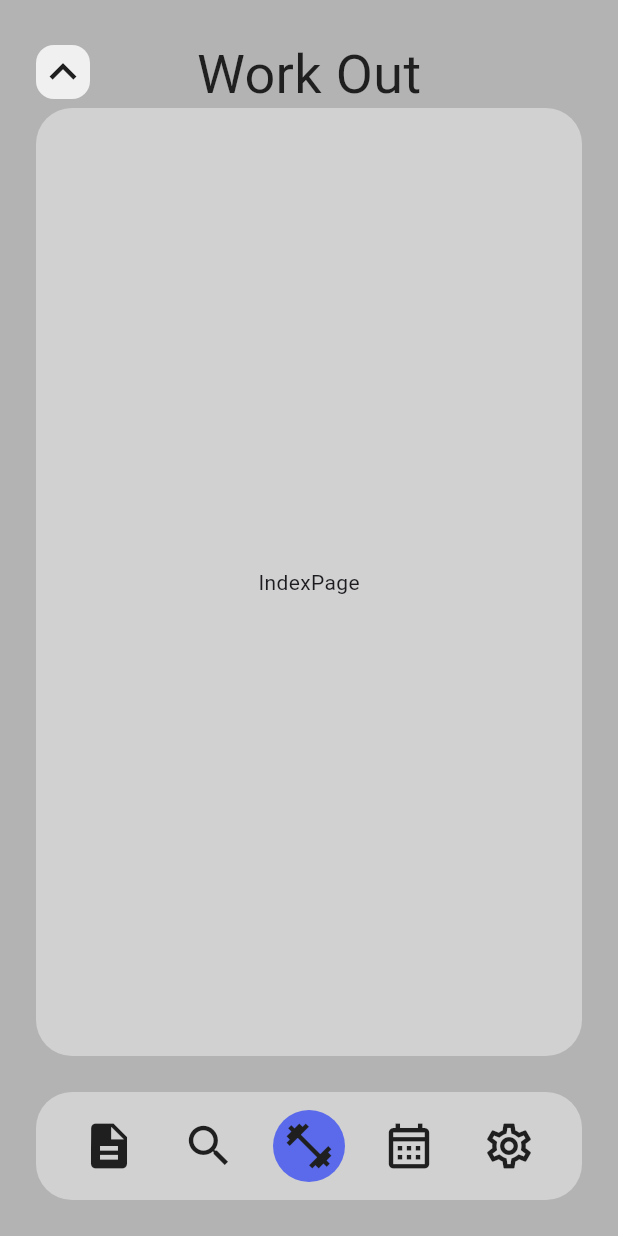
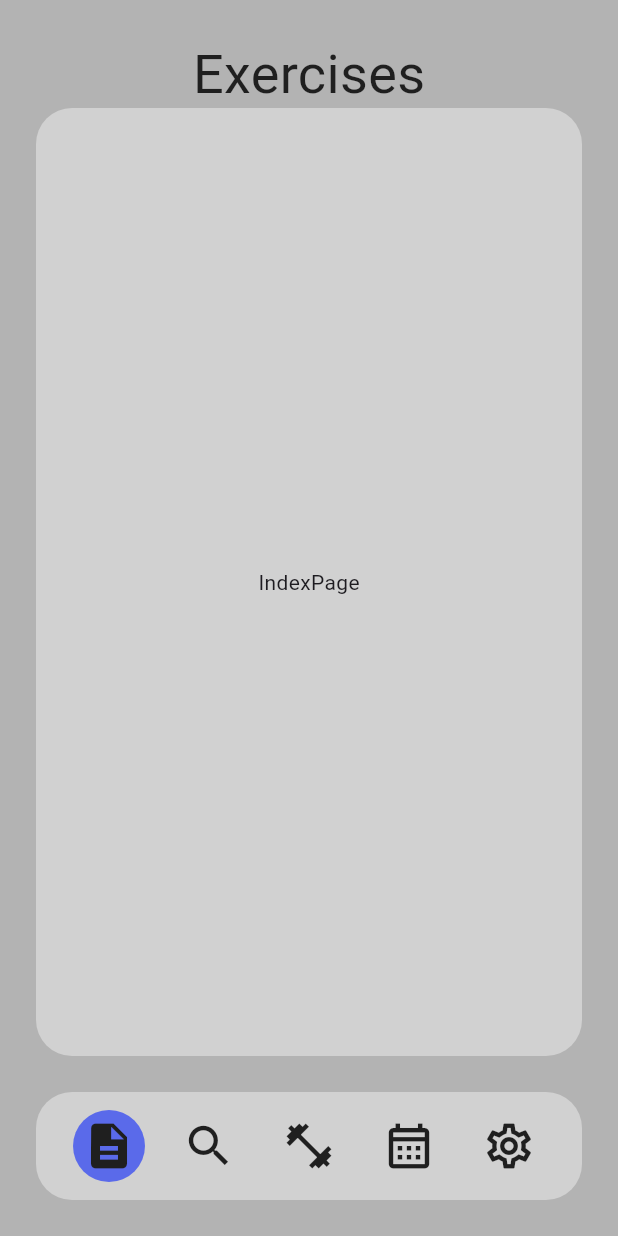
Before and after one commit to BanBanh/fit-flow, a Flutter app: the screen it shows after launch, on a phone screen of 412 x 824 dp. Run offline on Flutter 3.47's test engine with Material 3 defaults, Android fonts, the phone set to English and light mode, and no system bars; our stand-ins replace firebase_auth, firebase_core, firebase_database, hive, hive_flutter; accounts and stored records are empty.

Commit message:
fix block nav from working when page
init page goes back from 'work out' to 'index' or 'exercises' page (new name) because lack of skill ;-
;

```diff
--- a/lib/data/notifier.dart
+++ b/lib/data/notifier.dart
@@ -1,4 +1,6 @@
 import 'package:flutter/material.dart';
+
+ValueNotifier<bool> init = ValueNotifier(true);
 
 ValueNotifier<bool> pageTopDecorNotifier = ValueNotifier(false);
 ValueNotifier<bool> refreshNotifier = ValueNotifier(false);
@@ -7,13 +9,13 @@ ValueNotifier<Color> screenCurtainColorNotifier = ValueNotifier(
 );
 
 ValueNotifier<double> navIndicatorPosNotifier = ValueNotifier(0);
-ValueNotifier<int> navSelectedNotifier = ValueNotifier(2);
-ValueNotifier<String> navTitleNotifier = ValueNotifier('Work Out');
+ValueNotifier<int> navSelectedNotifier = ValueNotifier(0);
+ValueNotifier<String> navTitleNotifier = ValueNotifier('Exercises');
 ValueNotifier<bool> navBlockerNotifier = ValueNotifier(false);
 
-ValueNotifier<String> topBarTitleNotifier = ValueNotifier('Work Out');
+ValueNotifier<String> topBarTitleNotifier = ValueNotifier('Exercises');
 
-ValueNotifier<int> verticalPageNotifier = ValueNotifier(1);
+ValueNotifier<int> verticalPageNotifier = ValueNotifier(0);
 ValueNotifier<ScrollController> verticalControllerNotifier = ValueNotifier(
   ScrollController(),
 );
--- a/lib/logic/logic.dart
+++ b/lib/logic/logic.dart
@@ -42,7 +42,7 @@ void handleTopBarTitle(String targetText) {
 
 void handleVerticalPageController(int selected, double pageHeight) {
   verticalPageNotifier.value = selected;
-  navBlockerNotifier.value = true;
+  navBlockerNotifier.value = selected == 1 ? true : false;
   pageTopDecorNotifier.value = true;
   bottomHorizontalControllerNotifier.value.jumpTo(
     bottomHorizontalControllerNotifier.value.offset + 24,
@@ -63,11 +63,12 @@ void handleVerticalPageController(int selected, double pageHeight) {
     topHorizontalControllerNotifier.value.jumpTo(
       topHorizontalControllerNotifier.value.offset - 24,
     );
-    navBlockerNotifier.value = false;
   });
 }
 
 void handleBottomHorizontalPageController(int selected, double screenWidth) {
+  navBlockerNotifier.value = true;
+  Timer(Duration(milliseconds: 250), () => navBlockerNotifier.value = false);
   bottomHorizontalControllerNotifier.value.animateTo(
     (screenWidth - 24) * selected,
     duration: Duration(milliseconds: 250),
```
